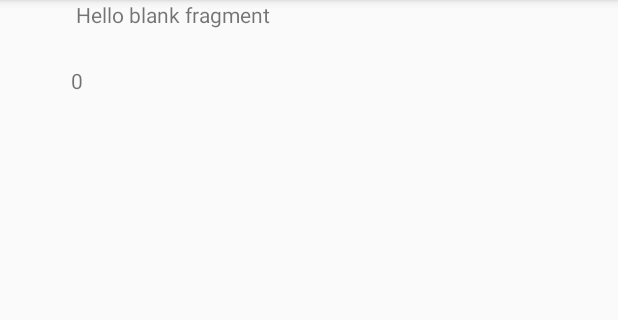
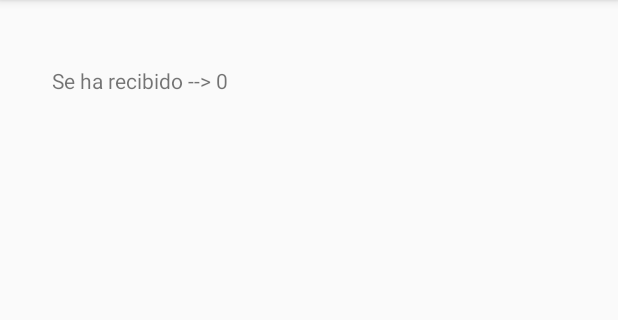
Before and after one commit to ldizbarros/Fragments, an Android app: the New screen opened directly, with no data from a screen before it, on a phone screen of 412 x 824 dp, the part 84-404 px from its top. Run offline under Robolectric (Android 15) with nearby library versions, the phone set to English and light mode, and no system bars.

Commit message:
Fragments Terminado

```diff
--- a/app/src/main/java/com/dam18/project/pruebas/New.kt
+++ b/app/src/main/java/com/dam18/project/pruebas/New.kt
@@ -12,13 +12,6 @@ class New : AppCompatActivity() {
         setContentView(R.layout.activity_new)
 
         val valor = intent.getIntExtra("id",0)
-        txtNew.setText(valor.toString())
-
-        if (savedInstanceState == null) {
-            supportFragmentManager
-                    .beginTransaction()
-                    .add(R.id.fragmentNew, Detalles.newInstance(), "Detalles")
-                    .commit()
-        }
+        txtNew.setText("Se ha recibido --> "+valor.toString())
     }
 }
--- a/app/src/main/res/layout/activity_main.xml
+++ b/app/src/main/res/layout/activity_main.xml
@@ -10,7 +10,7 @@
         android:id="@+id/txtVertical"
         android:layout_width="wrap_content"
         android:layout_height="wrap_content"
-        android:text="Vertical"
+        android:text="@string/vertical"
         app:layout_constraintBottom_toBottomOf="parent"
         app:layout_constraintHorizontal_bias="0.051"
         app:layout_constraintLeft_toLeftOf="parent"
@@ -22,7 +22,7 @@
         android:id="@+id/btnChange"
         android:layout_width="wrap_content"
         android:layout_height="wrap_content"
-        android:text="Change"
+        android:text="@string/change"
         app:layout_constraintBottom_toBottomOf="parent"
         app:layout_constraintEnd_toEndOf="parent"
         app:layout_constraintHorizontal_bias="0.501"
--- a/app/src/main/res/layout/fragment_detalles.xml
+++ b/app/src/main/res/layout/fragment_detalles.xml
@@ -9,6 +9,6 @@
     <TextView
         android:layout_width="match_parent"
         android:layout_height="match_parent"
-        android:text="@string/hello_blank_fragment" />
+        android:text="@string/fragments_detalles" />
 
 </FrameLayout>
--- a/app/src/main/res/values/strings.xml
+++ b/app/src/main/res/values/strings.xml
@@ -4,4 +4,8 @@
 
     <!-- TODO: Remove or change this placeholder text -->
     <string name="hello_blank_fragment">Hello blank fragment</string>
+    <string name="fragments_detalles">Fragments Detalles</string>
+    <string name="horizontal">Horizontal</string>
+    <string name="vertical">Vertical</string>
+    <string name="change">Change</string>
 </resources>
--- a/build.gradle
+++ b/build.gradle
@@ -1,14 +1,14 @@
 // Top-level build file where you can add configuration options common to all sub-projects/modules.
 
 buildscript {
-    ext.kotlin_version = '1.2.50'
+    ext.kotlin_version = '1.3.20'
     ext.anko_version='0.10.8'
     repositories {
         google()
         jcenter()
     }
     dependencies {
-        classpath 'com.android.tools.build:gradle:3.1.4'
+        classpath 'com.android.tools.build:gradle:3.3.2'
         classpath "org.jetbrains.kotlin:kotlin-gradle-plugin:$kotlin_version"
 
         // NOTE: Do not place your application dependencies here; they belong
```
Also changed, not shown: app/src/main/java/com/dam18/project/pruebas/MainActivity.kt (+8 -1 lines), app/src/main/res/layout-land/activity_main.xml (+6 -4 lines), gradle/wrapper/gradle-wrapper.properties.
